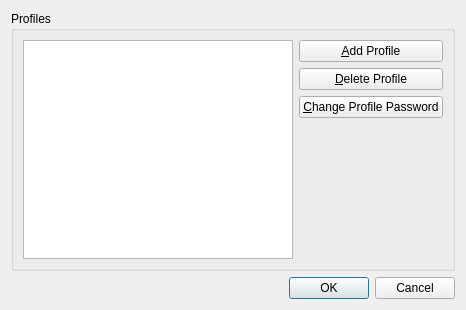
Qt form ui/profiledialog.ui (KDE/akonadi-exchange) before a commit.
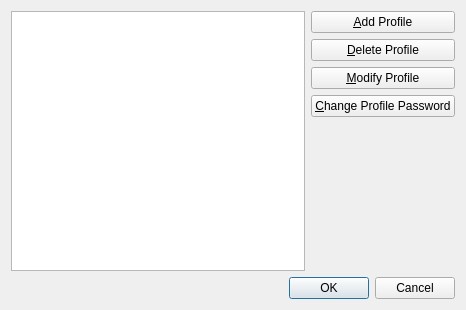
The same form after that commit.

Commit message: Add the ability to modify a profile. A bit rough around the edges, but usable...

```diff
--- a/ui/profiledialog.ui
+++ b/ui/profiledialog.ui
@@ -13,26 +13,11 @@
   <property name="windowTitle">
    <string>Select Profile</string>
   </property>
-  <layout class="QGridLayout" name="gridLayout_2">
-   <item row="1" column="1">
-    <widget class="QDialogButtonBox" name="buttonBox">
-     <property name="standardButtons">
-      <set>QDialogButtonBox::Cancel|QDialogButtonBox::Ok</set>
-     </property>
-    </widget>
-   </item>
-   <item row="0" column="0" colspan="2">
-    <widget class="QGroupBox" name="groupBox">
-     <property name="title">
-      <string>Profiles</string>
-     </property>
-     <layout class="QVBoxLayout" name="verticalLayout_3">
-      <item>
-       <layout class="QHBoxLayout" name="horizontalLayout">
-        <item>
+  <layout class="QGridLayout" name="gridLayout">
+   <item row="0" column="0">
          <widget class="QListWidget" name="kcfg_ProfileName"/>
         </item>
-        <item>
+   <item row="0" column="1">
          <layout class="QVBoxLayout" name="verticalLayout">
           <item>
            <widget class="QPushButton" name="btnCreate">
@@ -49,7 +34,14 @@
            </widget>
           </item>
           <item>
-           <widget class="QPushButton" name="btnUpdate">
+      <widget class="QPushButton" name="btnModify">
+       <property name="text">
+        <string>&amp;Modify Profile</string>
+       </property>
+      </widget>
+     </item>
+     <item>
+      <widget class="QPushButton" name="btnUpdatePassword">
             <property name="text">
              <string>&amp;Change Profile Password</string>
             </property>
@@ -70,9 +62,11 @@
           </item>
          </layout>
         </item>
-       </layout>
-      </item>
-     </layout>
+   <item row="1" column="0" colspan="2">
+    <widget class="QDialogButtonBox" name="buttonBox">
+     <property name="standardButtons">
+      <set>QDialogButtonBox::Cancel|QDialogButtonBox::Ok</set>
+     </property>
     </widget>
    </item>
   </layout>
```
Left out of the diff: 3 changed lines with no effect on the pictures. Lines whose indentation alone changed are shown as unchanged. The commit also changes 5 other files.
